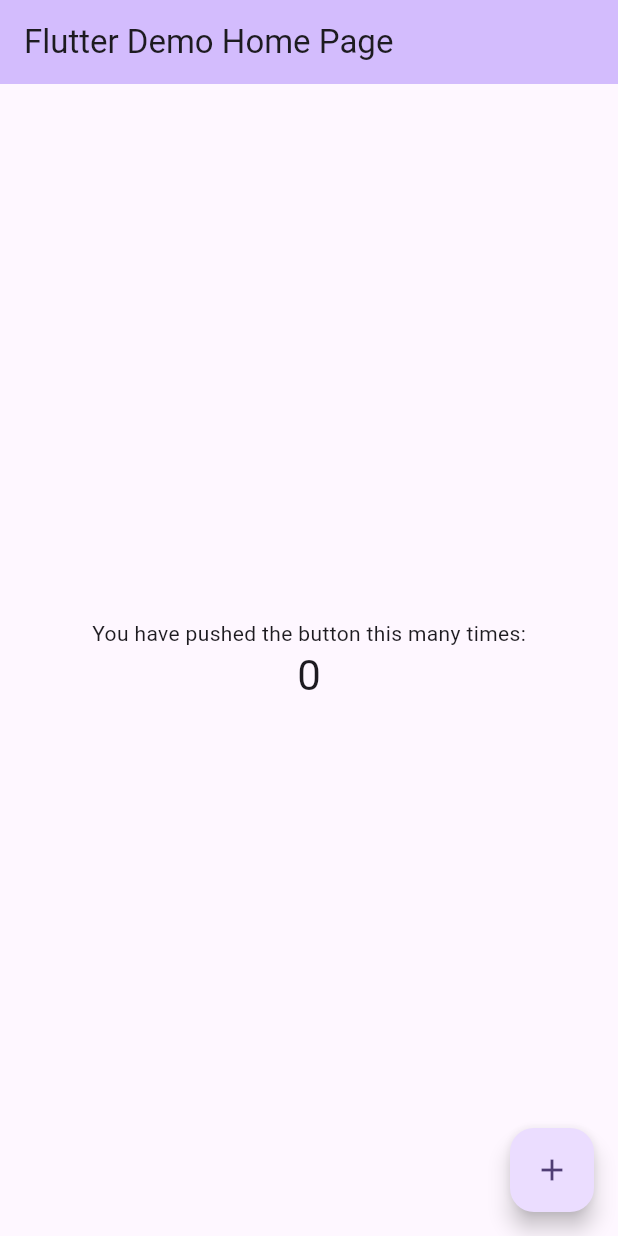
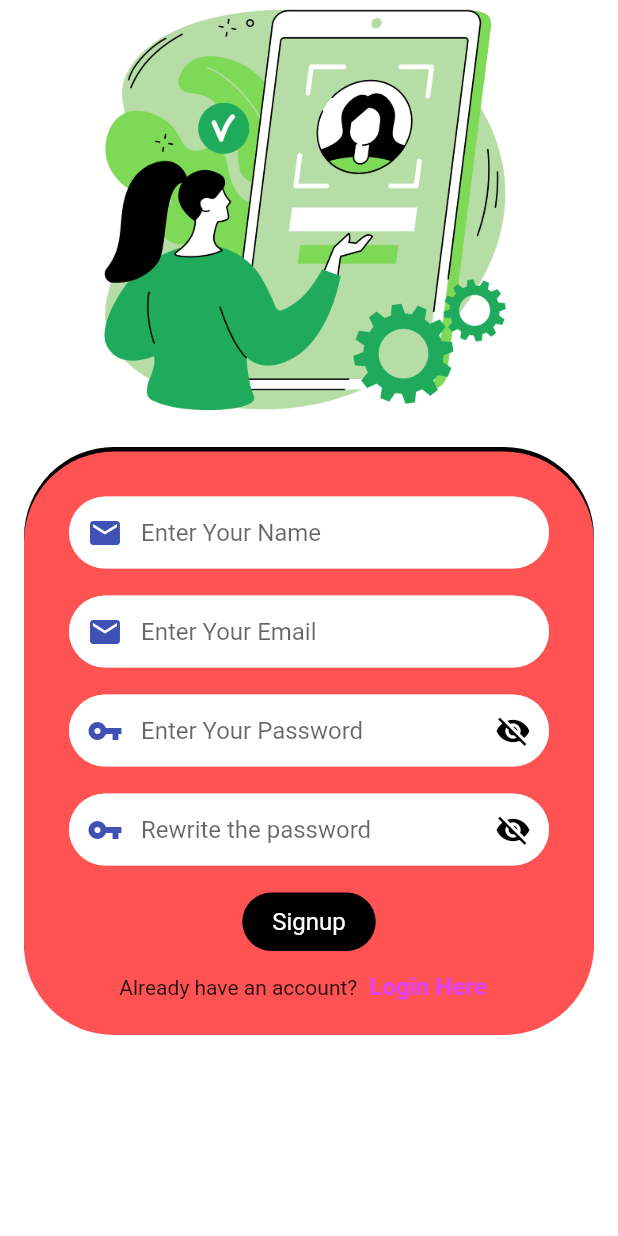
Before and after one commit to SumitSatre/Food-Delivery-Flutter-App, a Flutter app: the screen it shows after launch, on a phone screen of 412 x 824 dp. Run offline on Flutter 3.47's test engine with Material 2 defaults, Android fonts, the light colour scheme and no system bars.

Commit message:
initial ppush

```diff
--- /dev/null
+++ b/fooddeliveryflutterapp/lib/Authentication/signupPage.dart
@@ -0,0 +1,326 @@
+import 'package:flutter/material.dart';
+
+class SignupScreen extends StatefulWidget {
+  const SignupScreen({Key? key}) : super(key: key);
+
+  @override
+  State<SignupScreen> createState() => _SignupScreenState();
+}
+
+class _SignupScreenState extends State<SignupScreen> {
+  final formKey = GlobalKey<FormState>();
+  final nameController = TextEditingController();
+  final emailController = TextEditingController();
+  final passwordController = TextEditingController();
+  final cpasswordController = TextEditingController();
+  bool isObscure = true;
+
+  @override
+  Widget build(BuildContext context) {
+    return Scaffold(
+      backgroundColor: Colors.white,
+      body: LayoutBuilder(builder: (context, cons) {
+        return ConstrainedBox(
+          constraints: BoxConstraints(
+            minHeight: cons.maxHeight,
+          ),
+          child: SingleChildScrollView(
+            child: Column(
+              children: [
+                SizedBox(
+                  width: MediaQuery.of(context).size.width,
+                  height: 285,
+                  child: Image.asset(
+                    "assets/Images/img1.png",
+                    width: 150,
+                    height: 150,
+                    fit: BoxFit.fitHeight,
+                  ),
+                ),
+                Padding(
+                  padding: const EdgeInsets.all(16.0),
+                  child: Container(
+                    decoration: BoxDecoration(
+                      color: Colors.redAccent,
+                      borderRadius: BorderRadius.all(Radius.circular(60)),
+                      boxShadow: [
+                        BoxShadow(
+                          offset: Offset(0, -3),
+                        ),
+                      ],
+                    ),
+                    child: Padding(
+                      padding: const EdgeInsets.fromLTRB(30, 30, 30, 8),
+                      child: Column(
+                        children: [
+                          Form(
+                            key: formKey,
+                            child: Column(
+                              children: [
+                                TextFormField(
+                                  controller: nameController,
+                                  validator: (val) {
+                                    if (val == null || val.isEmpty) {
+                                      return "Please enter Name";
+                                    }
+                                    return null;
+                                  },
+                                  decoration: InputDecoration(
+                                    prefixIcon: const Icon(
+                                      Icons.email,
+                                      color: Colors.indigo,
+                                    ),
+                                    hintText: "Enter Your Name",
+                                    border: OutlineInputBorder(
+                                      borderRadius: BorderRadius.circular(30),
+                                      borderSide:
+                                      const BorderSide(color: Colors.white60),
+                                    ),
+                                    enabledBorder: OutlineInputBorder(
+                                      borderRadius: BorderRadius.circular(30),
+                                      borderSide:
+                                      const BorderSide(color: Colors.white60),
+                                    ),
+                                    focusedBorder: OutlineInputBorder(
+                                      borderRadius: BorderRadius.circular(30),
+                                      borderSide:
+                                      const BorderSide(color: Colors.white60),
+                                    ),
+                                    disabledBorder: OutlineInputBorder(
+                                      borderRadius: BorderRadius.circular(30),
+                                      borderSide:
+                                      const BorderSide(color: Colors.white60),
+                                    ),
+                                    contentPadding: const EdgeInsets.symmetric(
+                                      horizontal: 14,
+                                      vertical: 6,
+                                    ),
+                                    fillColor: Colors.white,
+                                    filled: true,
+                                  ),
+                                ),
+                                const SizedBox(
+                                  height: 18,
+                                ),
+                                TextFormField(
+                                  controller: emailController,
+                                  validator: (val) {
+                                    if (val == null || val.isEmpty) {
+                                      return "Please write email";
+                                    }
+                                    return null;
+                                  },
+                                  decoration: InputDecoration(
+                                    prefixIcon: const Icon(
+                                      Icons.email,
+                                      color: Colors.indigo,
+                                    ),
+                                    hintText: "Enter Your Email",
+                                    border: OutlineInputBorder(
+                                      borderRadius: BorderRadius.circular(30),
+                                      borderSide:
+                                      const BorderSide(color: Colors.white60),
+                                    ),
+                                    enabledBorder: OutlineInputBorder(
+                                      borderRadius: BorderRadius.circular(30),
+                                      borderSide:
+                                      const BorderSide(color: Colors.white60),
+                                    ),
+                                    focusedBorder: OutlineInputBorder(
+                                      borderRadius: BorderRadius.circular(30),
+                                      borderSide:
+                                      const BorderSide(color: Colors.white60),
+                                    ),
+                                    disabledBorder: OutlineInputBorder(
+                                      borderRadius: BorderRadius.circular(30),
+                                      borderSide:
+                                      const BorderSide(color: Colors.white60),
+                                    ),
+                                    contentPadding: const EdgeInsets.symmetric(
+                                      horizontal: 14,
+                                      vertical: 6,
+                                    ),
+                                    fillColor: Colors.white,
+                                    filled: true,
+                                  ),
+                                ),
+                                const SizedBox(
+                                  height: 18,
+                                ),
+                                TextFormField(
+                                  controller: passwordController,
+                                  obscureText: isObscure,
+                                  validator: (val) {
+                                    if (val == null || val.isEmpty) {
+                                      return "Please write password";
+                                    }
+                                    return null;
+                                  },
+                                  decoration: InputDecoration(
+                                    prefixIcon: const Icon(
+                                      Icons.vpn_key_sharp,
+                                      color: Colors.indigo,
+                                    ),
+                                    suffixIcon: GestureDetector(
+                                      onTap: () {
+                                        setState(() {
+                                          isObscure = !isObscure;
+                                        });
+                                      },
+                                      child: Icon(
+                                        isObscure
+                                            ? Icons.visibility_off
+                                            : Icons.visibility,
+                                        color: Colors.black,
+                                      ),
+                                    ),
+                                    hintText: "Enter Your Password",
+                                    border: OutlineInputBorder(
+                                      borderRadius: BorderRadius.circular(30),
+                                      borderSide:
+                                      const BorderSide(color: Colors.white60),
+                                    ),
+                                    enabledBorder: OutlineInputBorder(
+                                      borderRadius: BorderRadius.circular(30),
+                                      borderSide:
+                                      const BorderSide(color: Colors.white60),
+                                    ),
+                                    focusedBorder: OutlineInputBorder(
+                                      borderRadius: BorderRadius.circular(30),
+                                      borderSide:
+                                      const BorderSide(color: Colors.white60),
+                                    ),
+                                    disabledBorder: OutlineInputBorder(
+                                      borderRadius: BorderRadius.circular(30),
+                                      borderSide:
+                                      const BorderSide(color: Colors.white60),
+                                    ),
+                                    contentPadding: const EdgeInsets.symmetric(
+                                      horizontal: 14,
+                                      vertical: 6,
+                                    ),
+                                    fillColor: Colors.white,
+                                    filled: true,
+                                  ),
+                                ),
+                                const SizedBox(
+                                  height: 18,
+                                ),
+                                TextFormField(
+                                  controller: cpasswordController,
+                                  obscureText: isObscure,
+                                  validator: (val) {
+                                    if (val == null || val.isEmpty) {
+                                      return "Please write same password as given";
+                                    }
+                                    return null;
+                                  },
+                                  decoration: InputDecoration(
+                                    prefixIcon: const Icon(
+                                      Icons.vpn_key_sharp,
+                                      color: Colors.indigo,
+                                    ),
+                                    suffixIcon: GestureDetector(
+                                      onTap: () {
+                                        setState(() {
+                                          isObscure = !isObscure;
+                                        });
+                                      },
+                                      child: Icon(
+                                        isObscure
+                                            ? Icons.visibility_off
+                                            : Icons.visibility,
+                                        color: Colors.black,
+                                      ),
+                                    ),
+                                    hintText: "Rewrite the password",
+                                    border: OutlineInputBorder(
+                                      borderRadius: BorderRadius.circular(30),
+                                      borderSide:
+                                      const BorderSide(color: Colors.white60),
+                                    ),
+                                    enabledBorder: OutlineInputBorder(
+                                      borderRadius: BorderRadius.circular(30),
+                                      borderSide:
+                                      const BorderSide(color: Colors.white60),
+                                    ),
+                                    focusedBorder: OutlineInputBorder(
+                                      borderRadius: BorderRadius.circular(30),
+                                      borderSide:
+                                      const BorderSide(color: Colors.white60),
+                                    ),
+                                    disabledBorder: OutlineInputBorder(
+                                      borderRadius: BorderRadius.circular(30),
+                                      borderSide:
+                                      const BorderSide(color: Colors.white60),
+                                    ),
+                                    contentPadding: const EdgeInsets.symmetric(
+                                      horizontal: 14,
+                                      vertical: 6,
+                                    ),
+                                    fillColor: Colors.white,
+                                    filled: true,
+                                  ),
+                                ),
+                                const SizedBox(
+                                  height: 18,
+                                ),
+                                Material(
+                                  color: Colors.black,
+                                  borderRadius: BorderRadius.circular(30),
+                                  child: InkWell(
+                                    onTap: () {
+                                      if (formKey.currentState!.validate()) {
+                                        // Perform signup logic here
+                                      }
+                                    },
+                                    borderRadius: BorderRadius.circular(30),
+                                    child: Padding(
+                                      padding: const EdgeInsets.symmetric(
+                                        vertical: 10,
+                                        horizontal: 20,
+                                      ),
+                                      child: Text(
+                                        "Signup",
+                                        style: TextStyle(
+                                          color: Colors.white,
+                                          fontSize: 16,
+                                        ),
+                                      ),
+                                    ),
+                                  ),
+                                )
+                              ],
+                            ),
+                          ),
+                          Row(
+                            mainAxisAlignment: MainAxisAlignment.center,
+                            children: [
+                              const Text("Already have an account?"),
+                              TextButton(
+                                onPressed: () {
+                                },
+                                child: const Text(
+                                  "Login Here",
+                                  style: TextStyle(
+                                    color: Colors.purpleAccent,
+                                    fontSize: 16,
+                                    fontWeight: FontWeight.bold,
+                                  ),
+                                ),
+                              ),
+                            ],
+                          ),
+                        ],
+                      ),
+                    ),
+                  ),
+                ),
+              ],
+            ),
+          ),
+        );
+      }),
+    );
+  }
+}
--- a/fooddeliveryflutterapp/lib/main.dart
+++ b/fooddeliveryflutterapp/lib/main.dart
@@ -1,4 +1,6 @@
 import 'package:flutter/material.dart';
+import 'package:fooddeliveryflutterapp/Authentication/loginPage.dart';
+import 'package:fooddeliveryflutterapp/Authentication/signupPage.dart';
 
 void main() {
   runApp(const MyApp());
@@ -11,115 +13,13 @@ class MyApp extends StatelessWidget {
   @override
   Widget build(BuildContext context) {
     return MaterialApp(
-      title: 'Flutter Demo',
-      theme: ThemeData(
-        // This is the theme of your application.
-        //
-        // TRY THIS: Try running your application with "flutter run". You'll see
-        // the application has a blue toolbar. Then, without quitting the app,
-        // try changing the seedColor in the colorScheme below to Colors.green
-        // and then invoke "hot reload" (save your changes or press the "hot
-        // reload" button in a Flutter-supported IDE, or press "r" if you used
-        // the command line to start the app).
-        //
-        // Notice that the counter didn't reset back to zero; the application
-        // state is not lost during the reload. To reset the state, use hot
-        // restart instead.
-        //
-        // This works for code too, not just values: Most code changes can be
-        // tested with just a hot reload.
-        colorScheme: ColorScheme.fromSeed(seedColor: Colors.deepPurple),
-        useMaterial3: true,
-      ),
-      home: const MyHomePage(title: 'Flutter Demo Home Page'),
+      debugShowCheckedModeBanner: false,
+      initialRoute: 'signup',
+      routes: {
+        "login": (context) => LoginScreen(),
+        "signup": (context) => SignupScreen(),
+        "home": (context) => ,
+      },
     );
   }
 }
-
-class MyHomePage extends StatefulWidget {
-  const MyHomePage({super.key, required this.title});
-
-  // This widget is the home page of your application. It is stateful, meaning
-  // that it has a State object (defined below) that contains fields that affect
-  // how it looks.
-
-  // This class is the configuration for the state. It holds the values (in this
-  // case the title) provided by the parent (in this case the App widget) and
-  // used by the build method of the State. Fields in a Widget subclass are
-  // always marked "final".
-
-  final String title;
-
-  @override
-  State<MyHomePage> createState() => _MyHomePageState();
-}
-
-class _MyHomePageState extends State<MyHomePage> {
-  int _counter = 0;
-
-  void _incrementCounter() {
-    setState(() {
-      // This call to setState tells the Flutter framework that something has
-      // changed in this State, which causes it to rerun the build method below
-      // so that the display can reflect the updated values. If we changed
-      // _counter without calling setState(), then the build method would not be
-      // called again, and so nothing would appear to happen.
-      _counter++;
-    });
-  }
-
-  @override
-  Widget build(BuildContext context) {
-    // This method is rerun every time setState is called, for instance as done
-    // by the _incrementCounter method above.
-    //
-    // The Flutter framework has been optimized to make rerunning build methods
-    // fast, so that you can just rebuild anything that needs updating rather
-    // than having to individually change instances of widgets.
-    return Scaffold(
-      appBar: AppBar(
-        // TRY THIS: Try changing the color here to a specific color (to
-        // Colors.amber, perhaps?) and trigger a hot reload to see the AppBar
-        // change color while the other colors stay the same.
-        backgroundColor: Theme.of(context).colorScheme.inversePrimary,
-        // Here we take the value from the MyHomePage object that was created by
-        // the App.build method, and use it to set our appbar title.
-        title: Text(widget.title),
-      ),
-      body: Center(
-        // Center is a layout widget. It takes a single child and positions it
-        // in the middle of the parent.
-        child: Column(
-          // Column is also a layout widget. It takes a list of children and
-          // arranges them vertically. By default, it sizes itself to fit its
-          // children horizontally, and tries to be as tall as its parent.
-          //
-          // Column has various properties to control how it sizes itself and
-          // how it positions its children. Here we use mainAxisAlignment to
-          // center the children vertically; the main axis here is the vertical
-          // axis because Columns are vertical (the cross axis would be
-          // horizontal).
-          //
-          // TRY THIS: Invoke "debug painting" (choose the "Toggle Debug Paint"
-          // action in the IDE, or press "p" in the console), to see the
-          // wireframe for each widget.
-          mainAxisAlignment: MainAxisAlignment.center,
-          children: <Widget>[
-            const Text(
-              'You have pushed the button this many times:',
-            ),
-            Text(
-              '$_counter',
-              style: Theme.of(context).textTheme.headlineMedium,
-            ),
-          ],
-        ),
-      ),
-      floatingActionButton: FloatingActionButton(
-        onPressed: _incrementCounter,
-        tooltip: 'Increment',
-        child: const Icon(Icons.add),
-      ), // This trailing comma makes auto-formatting nicer for build methods.
-    );
-  }
-}
--- a/fooddeliveryflutterapp/pubspec.yaml
+++ b/fooddeliveryflutterapp/pubspec.yaml
@@ -59,9 +59,8 @@ flutter:
   uses-material-design: true
 
   # To add assets to your application, add an assets section, like this:
-  # assets:
-  #   - images/a_dot_burr.jpeg
-  #   - images/a_dot_ham.jpeg
+  assets:
+    - assets/Images/
 
   # An image asset can refer to one or more resolution-specific "variants", see
   # https://flutter.dev/assets-and-images/#resolution-aware
```
Also changed, not shown: fooddeliveryflutterapp/lib/Authentication/loginPage.dart (added, +250 -0 lines), fooddeliveryflutterapp/assets/Images/img1.png (added).
